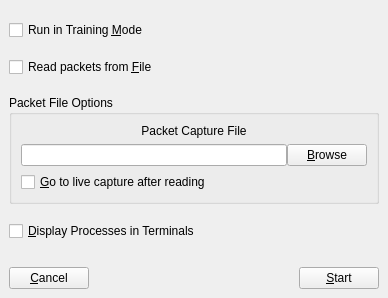
First picture: the form in NovaGUI/UI/run_popup.ui, repository altf4/Nova, before the edit.
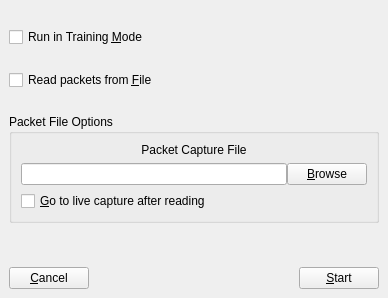
Second picture: the form after the edit.

Commit message: Remove USE_TERMINALS configuration option

```diff
--- a/NovaGUI/UI/run_popup.ui
+++ b/NovaGUI/UI/run_popup.ui
@@ -146,16 +146,6 @@
       </property>
      </spacer>
     </item>
-    <item>
-     <widget class="QCheckBox" name="terminalCheckBox">
-      <property name="layoutDirection">
-       <enum>Qt::LeftToRight</enum>
-      </property>
-      <property name="text">
-       <string>&amp;Display Processes in Terminals</string>
-      </property>
-     </widget>
-    </item>
     <item>
      <spacer name="horizontalSpacer_2">
       <property name="orientation">
```
The commit also changes 5 other files.
